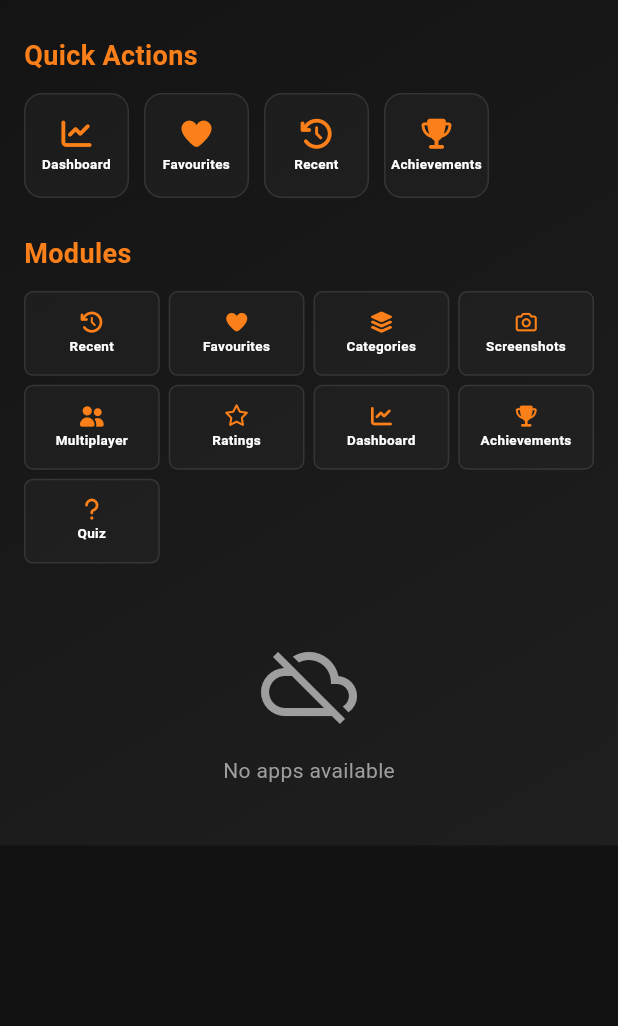
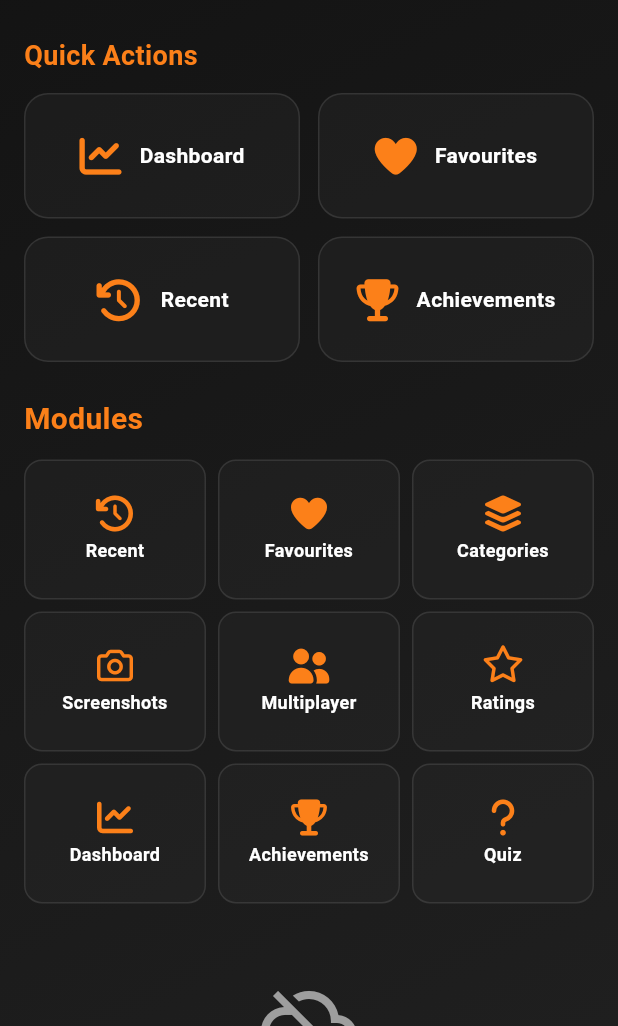
Before and after one commit to satyam06050/Games-all-in-one, a Flutter app: the HomeView screen opened directly, on a phone screen of 412 x 824 dp, the part 210-1236 px from its top. Run offline on Flutter 3.47's test engine with Material 3 defaults, Android fonts, the phone set to English and light mode, and no system bars; our stand-ins replace confetti, connectivity_plus, font_awesome_flutter, get, package_info_plus, permission_handler and 5 more; accounts and stored records are empty; network calls fail.

Commit message:
improved homescreen UI

```diff
--- a/lib/views/home_view.dart
+++ b/lib/views/home_view.dart
@@ -128,46 +128,46 @@ class HomeView extends StatelessWidget {
           ),
         ),
         const SizedBox(height: 12),
-        SizedBox(
-          height: 70,
-          child: ListView.builder(
-            scrollDirection: Axis.horizontal,
+        GridView.builder(
+          shrinkWrap: true,
+          physics: const NeverScrollableScrollPhysics(),
+          gridDelegate: const SliverGridDelegateWithFixedCrossAxisCount(
+            crossAxisCount: 2,
+            crossAxisSpacing: 12,
+            mainAxisSpacing: 12,
+            childAspectRatio: 2.2,
+          ),
           itemCount: viewModel.quickActions.length,
           itemBuilder: (context, index) {
             final action = viewModel.quickActions[index];
             return Container(
-                width: 70,
-                margin: const EdgeInsets.only(right: 10),
               decoration: BoxDecoration(
                 color: themeController.cardColor.withValues(alpha: 0.3),
-                  borderRadius: BorderRadius.circular(12),
-                  border: Border.all(
-                    color: Colors.white.withValues(alpha: 0.1),
-                  ),
+                borderRadius: BorderRadius.circular(16),
+                border: Border.all(color: Colors.white.withValues(alpha: 0.1)),
               ),
               child: Material(
                 color: Colors.transparent,
                 child: InkWell(
-                    borderRadius: BorderRadius.circular(12),
+                  borderRadius: BorderRadius.circular(16),
                   onTap: () =>
                       viewModel.onQuickActionTap(action['title']!, context),
-                    child: Column(
+                  child: Row(
                     mainAxisAlignment: MainAxisAlignment.center,
                     children: [
                       FaIcon(
                         action['icon'] as IconData?,
                         color: themeController.accentColor,
-                          size: 20,
+                        size: 28,
                       ),
-                        const SizedBox(height: 4),
+                      const SizedBox(width: 12),
                       Text(
                         action['title'] as String,
                         style: const TextStyle(
-                            fontSize: 9,
-                            fontWeight: FontWeight.w600,
+                          fontSize: 14,
+                          fontWeight: FontWeight.bold,
                           color: Colors.white,
                         ),
-                          textAlign: TextAlign.center,
                       ),
                     ],
                   ),
@@ -175,7 +175,6 @@ class HomeView extends StatelessWidget {
               ),
             );
           },
-          ),
         ),
       ],
     );
@@ -191,7 +190,7 @@ class HomeView extends StatelessWidget {
         Text(
           'Modules',
           style: TextStyle(
-            fontSize: 18,
+            fontSize: 20,
             fontWeight: FontWeight.bold,
             color: themeController.accentColor,
           ),
@@ -201,10 +200,10 @@ class HomeView extends StatelessWidget {
           shrinkWrap: true,
           physics: const NeverScrollableScrollPhysics(),
           gridDelegate: const SliverGridDelegateWithFixedCrossAxisCount(
-            crossAxisCount: 4,
-            crossAxisSpacing: 6,
-            mainAxisSpacing: 6,
-            childAspectRatio: 1.6,
+            crossAxisCount: 3,
+            crossAxisSpacing: 8,
+            mainAxisSpacing: 8,
+            childAspectRatio: 1.3,
           ),
           itemCount: viewModel.modules.length,
           itemBuilder: (context, index) {
@@ -212,35 +211,38 @@ class HomeView extends StatelessWidget {
             return Container(
               decoration: BoxDecoration(
                 color: themeController.cardColor.withValues(alpha: 0.3),
-                borderRadius: BorderRadius.circular(6),
+                borderRadius: BorderRadius.circular(12),
                 border: Border.all(color: Colors.white.withValues(alpha: 0.1)),
               ),
               child: Material(
                 color: Colors.transparent,
                 child: InkWell(
-                  borderRadius: BorderRadius.circular(6),
+                  borderRadius: BorderRadius.circular(12),
                   onTap: () => viewModel.onModuleTap(module['title']!, context),
+                  child: Padding(
+                    padding: const EdgeInsets.all(8),
                     child: Column(
                       mainAxisAlignment: MainAxisAlignment.center,
                       children: [
                         FaIcon(
                           module['icon'] as IconData?,
                           color: themeController.accentColor,
-                        size: 14,
+                          size: 24,
                         ),
-                      const SizedBox(height: 2),
+                        const SizedBox(height: 4),
                         Text(
                           module['title'] as String,
                           style: const TextStyle(
-                          fontSize: 9,
-                          fontWeight: FontWeight.w600,
+                            fontSize: 12,
+                            fontWeight: FontWeight.bold,
                             color: Colors.white,
                           ),
                           textAlign: TextAlign.center,
-                        maxLines: 1,
+                          maxLines: 2,
                           overflow: TextOverflow.ellipsis,
                         ),
                       ],
+                    ),
                   ),
                 ),
               ),
```
Lines whose indentation alone changed are shown as unchanged.
